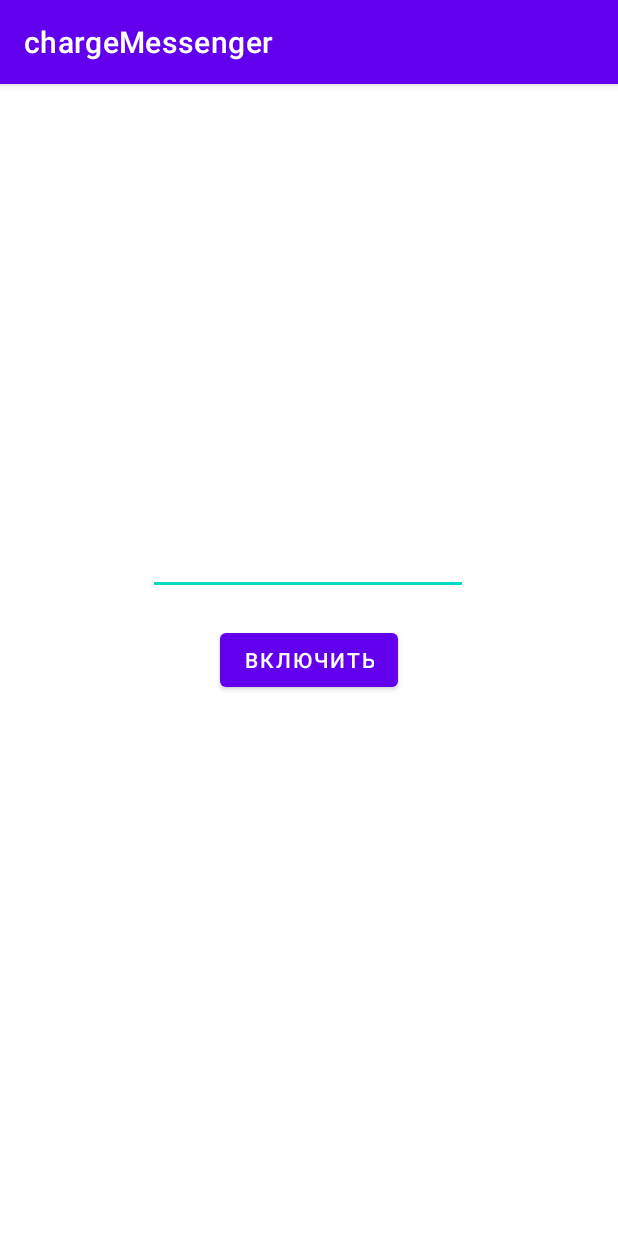
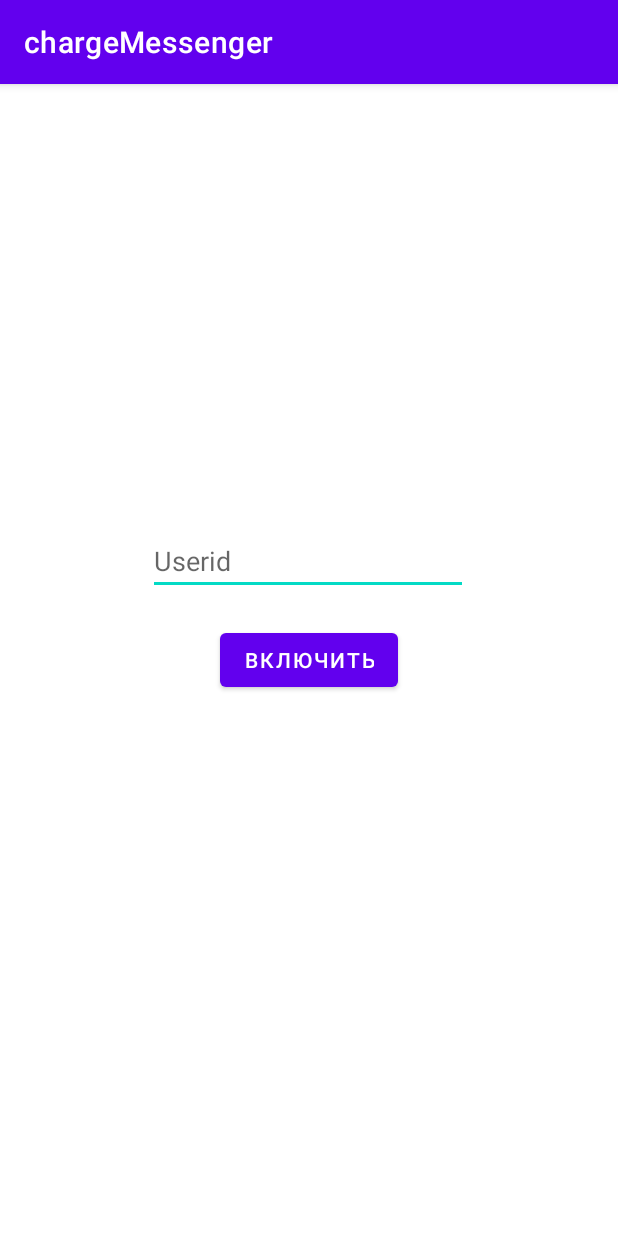
Before and after one commit to zalmek/proj-eye, an Android app: the screen it shows after launch (MainActivity), on a phone screen of 412 x 824 dp. Run offline under Robolectric (Android 15) with nearby library versions, the phone set to English and light mode, and no system bars.

Commit message:
1.0.1 Добавлены подсказки для ввода

```diff
--- a/app/src/main/res/layout/activity_main.xml
+++ b/app/src/main/res/layout/activity_main.xml
@@ -20,10 +20,9 @@
         android:id="@+id/Userid"
         android:layout_width="wrap_content"
         android:layout_height="wrap_content"
-        android:autofillHints=""
         android:ems="10"
+        android:hint="@string/userid"
         android:inputType="textPersonName"
-        android:text="@integer/id"
         app:layout_constraintBottom_toBottomOf="parent"
         app:layout_constraintEnd_toEndOf="parent"
         app:layout_constraintHorizontal_bias="0.497"
--- a/app/src/main/res/values/strings.xml
+++ b/app/src/main/res/values/strings.xml
@@ -1,4 +1,5 @@
 <resources>
     <string name="app_name">chargeMessenger</string>
     <string name="button">Включить</string>
+    <string name="userid">Userid</string>
 </resources>
```
